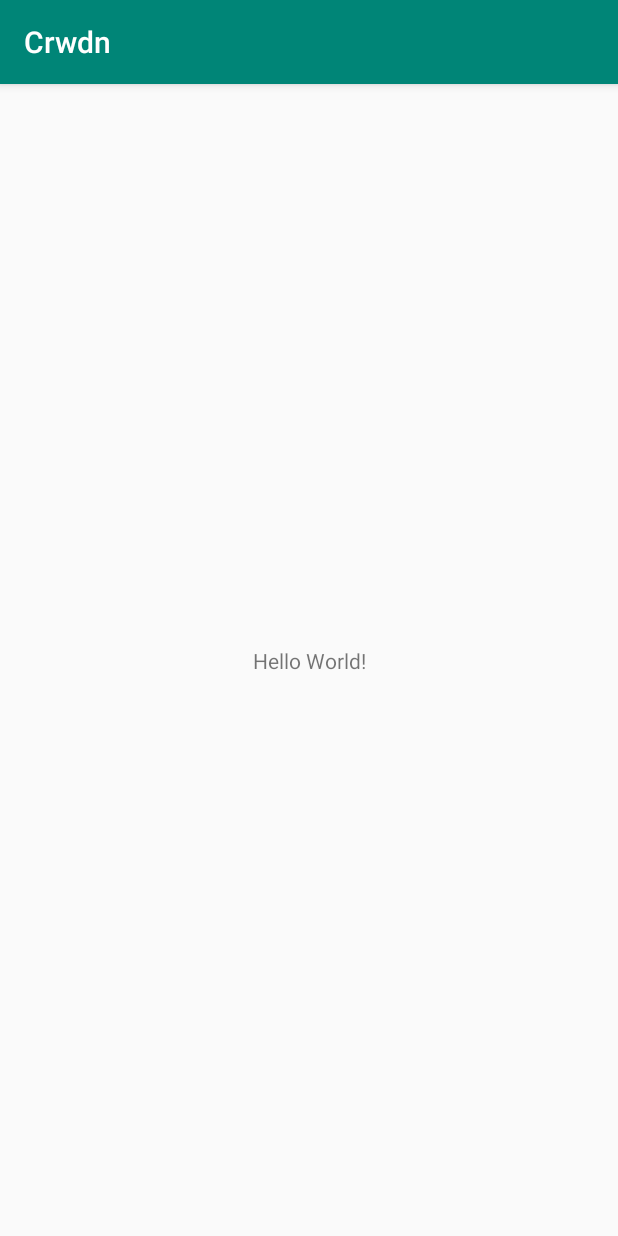
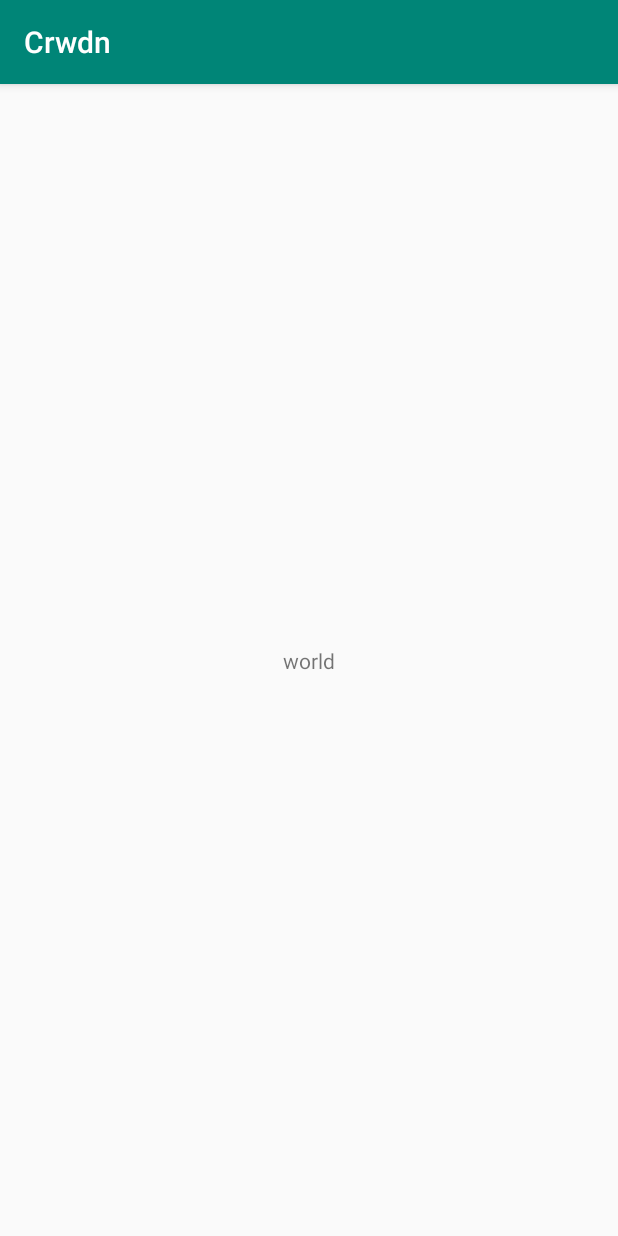
Before and after one commit to swagbot401/Crwdn_Software, an Android app: the screen it shows after launch (MainActivity), on a phone screen of 412 x 824 dp. Run offline under Robolectric (Android 15) with nearby library versions, the phone set to English and light mode, and no system bars.

Commit message:
Shiiit in Gear Text box

```diff
--- a/app/src/main/res/layout/activity_main.xml
+++ b/app/src/main/res/layout/activity_main.xml
@@ -9,11 +9,11 @@
     <TextView
         android:layout_width="wrap_content"
         android:layout_height="wrap_content"
-        android:text="Hello World!"
+        android:text="world"
         app:layout_constraintBottom_toBottomOf="parent"
         app:layout_constraintLeft_toLeftOf="parent"
         app:layout_constraintRight_toRightOf="parent"
         app:layout_constraintTop_toTopOf="parent"
-        tools:text="Hi" />
+        tools:text="Shiitt" />
 
 </android.support.constraint.ConstraintLayout>
```
